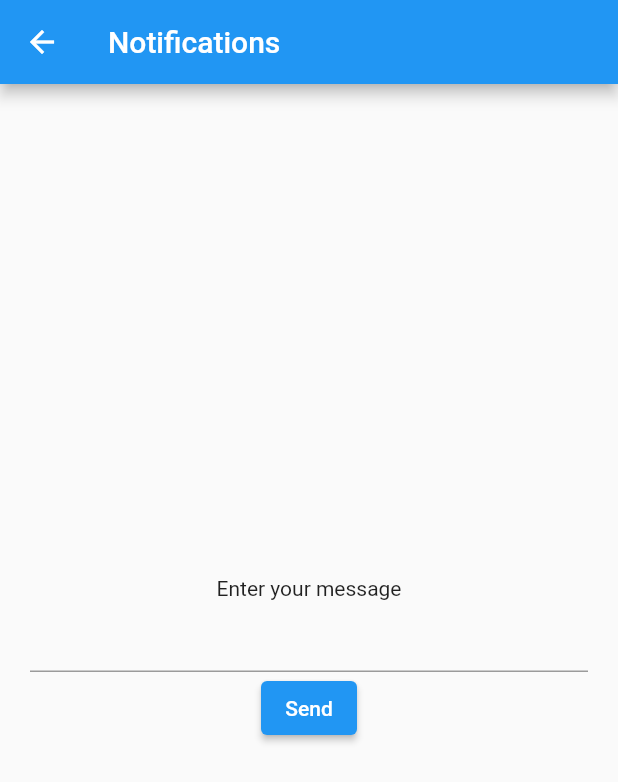
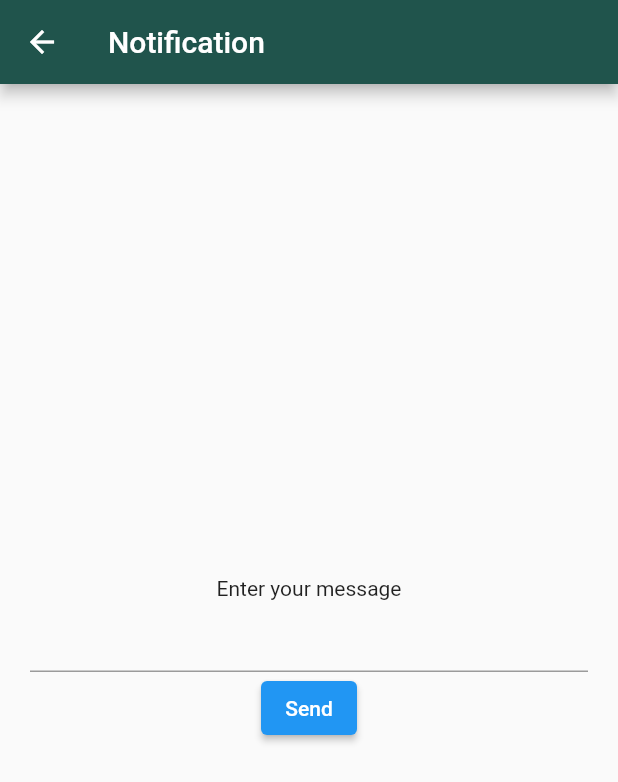
Before and after one commit to Danielmbida/villa-ritter, a Flutter app: the SendNotificationsPage screen opened directly with empty values, on a phone screen of 412 x 824 dp. Shown: the top 782 px of the screen. Run offline on Flutter 3.47's test engine with Material 2 defaults, Android fonts, the phone set to English and light mode, and no system bars; our stand-ins replace another_flushbar, auto_route, avatar_glow, bloc, cloud_firestore, cloud_functions and 17 more; missing offline and left inert: flutter_circular_text, qr_code_scanner, wordpress_api; accounts and stored records are empty; generated files the repository leaves out were written again.

```diff
--- a/lib/presentation/home/widgets/send_notifications_page.dart
+++ b/lib/presentation/home/widgets/send_notifications_page.dart
@@ -36,7 +36,10 @@ class _SendNotificationsPageState extends State<SendNotificationsPage> {
   @override
   Widget build(BuildContext context) {
     return Scaffold(
-      appBar: AppBar(title: const Text("Notifications")),
+      appBar: AppBar(
+        title: const Text("Notification "),
+        backgroundColor: const Color(0xff20544c),
+      ),
       body: Center(
         child: Column(
           mainAxisAlignment: MainAxisAlignment.center,
```
Also changed, not shown: lib/presentation/home/widgets/profil_dashboard.dart (+11 -5 lines).
